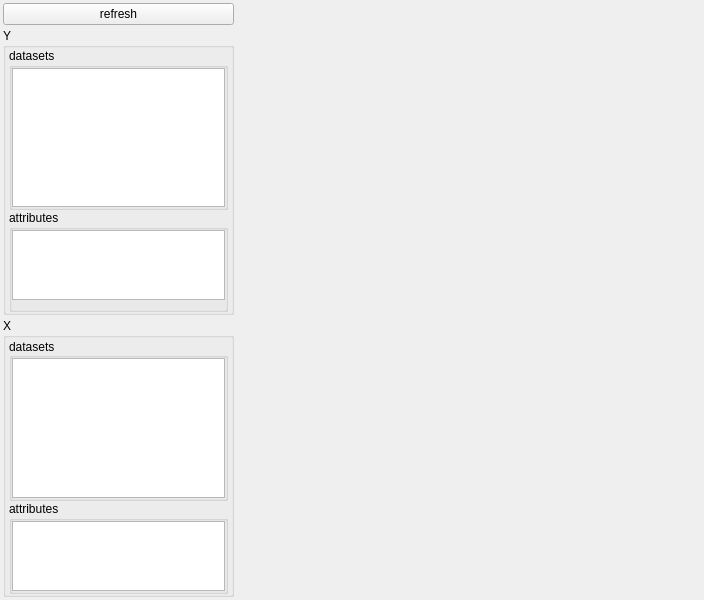
Qt form utils/hdf5_viewer.ui (dean-nanomol/nanomol) before a commit.
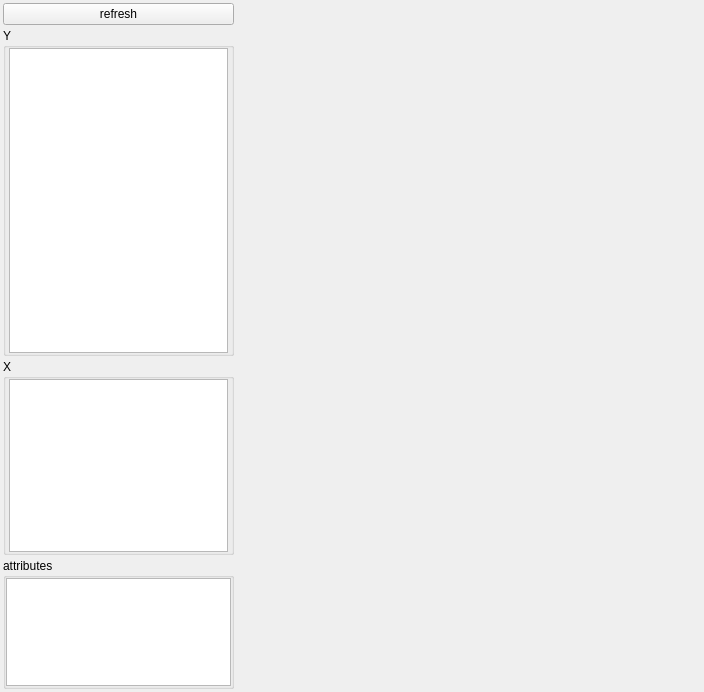
The same form after that commit.

Commit message: add display of attributes in hdf5 viewer

```diff
--- a/utils/hdf5_viewer.ui
+++ b/utils/hdf5_viewer.ui
@@ -7,7 +7,7 @@
     <x>0</x>
     <y>0</y>
     <width>704</width>
-    <height>600</height>
+    <height>692</height>
    </rect>
   </property>
   <property name="windowTitle">
@@ -30,7 +30,7 @@
     <number>3</number>
    </property>
    <item>
-    <layout class="QVBoxLayout" name="verticalLayout" stretch="0,0,0">
+    <layout class="QVBoxLayout" name="verticalLayout" stretch="0,5,3,2">
      <property name="spacing">
       <number>3</number>
      </property>
@@ -52,7 +52,7 @@
        <property name="title">
         <string>Y</string>
        </property>
-       <layout class="QVBoxLayout" name="verticalLayout_3" stretch="7,3">
+       <layout class="QVBoxLayout" name="verticalLayout_3" stretch="0">
         <property name="spacing">
          <number>0</number>
         </property>
@@ -64,33 +64,6 @@
         </property>
         <property name="rightMargin">
          <number>3</number>
-        </property>
-        <property name="bottomMargin">
-         <number>0</number>
-        </property>
-        <item>
-         <widget class="QGroupBox" name="groupBox_6">
-          <property name="minimumSize">
-           <size>
-            <width>0</width>
-            <height>0</height>
-           </size>
-          </property>
-          <property name="title">
-           <string>datasets</string>
-          </property>
-          <layout class="QHBoxLayout" name="horizontalLayout_3">
-           <property name="spacing">
-            <number>0</number>
-           </property>
-           <property name="leftMargin">
-            <number>0</number>
-           </property>
-           <property name="topMargin">
-            <number>0</number>
-           </property>
-           <property name="rightMargin">
-            <number>0</number>
            </property>
            <property name="bottomMargin">
             <number>0</number>
@@ -115,39 +88,6 @@
          </widget>
         </item>
         <item>
-         <widget class="QGroupBox" name="groupBox_5">
-          <property name="minimumSize">
-           <size>
-            <width>0</width>
-            <height>0</height>
-           </size>
-          </property>
-          <property name="title">
-           <string>attributes</string>
-          </property>
-          <layout class="QHBoxLayout" name="horizontalLayout_2">
-           <property name="spacing">
-            <number>0</number>
-           </property>
-           <property name="leftMargin">
-            <number>0</number>
-           </property>
-           <property name="topMargin">
-            <number>0</number>
-           </property>
-           <property name="rightMargin">
-            <number>0</number>
-           </property>
-           <item>
-            <widget class="QTableView" name="attrs_tableview_Y"/>
-           </item>
-          </layout>
-         </widget>
-        </item>
-       </layout>
-      </widget>
-     </item>
-     <item>
       <widget class="QGroupBox" name="groupBox">
        <property name="sizePolicy">
         <sizepolicy hsizetype="Preferred" vsizetype="Preferred">
@@ -164,7 +104,7 @@
        <property name="title">
         <string>X</string>
        </property>
-       <layout class="QVBoxLayout" name="verticalLayout_2" stretch="7,3">
+       <layout class="QVBoxLayout" name="verticalLayout_2" stretch="0">
         <property name="spacing">
          <number>0</number>
         </property>
@@ -176,33 +116,6 @@
         </property>
         <property name="rightMargin">
          <number>3</number>
-        </property>
-        <property name="bottomMargin">
-         <number>0</number>
-        </property>
-        <item>
-         <widget class="QGroupBox" name="groupBox_3">
-          <property name="title">
-           <string>datasets</string>
-          </property>
-          <property name="alignment">
-           <set>Qt::AlignLeading|Qt::AlignLeft|Qt::AlignVCenter</set>
-          </property>
-          <property name="flat">
-           <bool>false</bool>
-          </property>
-          <layout class="QHBoxLayout" name="horizontalLayout_4">
-           <property name="spacing">
-            <number>0</number>
-           </property>
-           <property name="leftMargin">
-            <number>0</number>
-           </property>
-           <property name="topMargin">
-            <number>0</number>
-           </property>
-           <property name="rightMargin">
-            <number>0</number>
            </property>
            <property name="bottomMargin">
             <number>0</number>
@@ -242,9 +155,16 @@
             <number>0</number>
            </property>
            <item>
-            <widget class="QTableView" name="attrs_tableview_X"/>
-           </item>
-          </layout>
+         <widget class="QTableView" name="attrs_tableview">
+          <attribute name="horizontalHeaderVisible">
+           <bool>false</bool>
+          </attribute>
+          <attribute name="horizontalHeaderStretchLastSection">
+           <bool>true</bool>
+          </attribute>
+          <attribute name="verticalHeaderVisible">
+           <bool>false</bool>
+          </attribute>
          </widget>
         </item>
        </layout>
```
Lines whose indentation alone changed are shown as unchanged. The commit also changes 1 other file.
